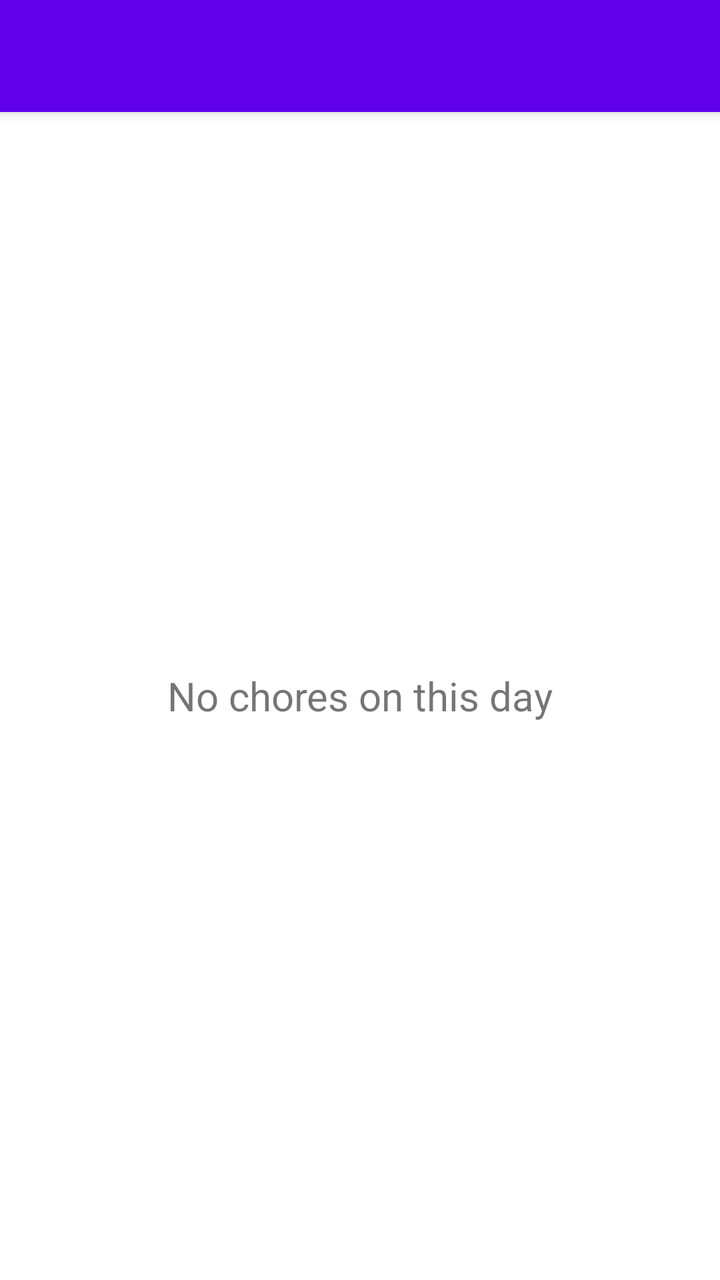
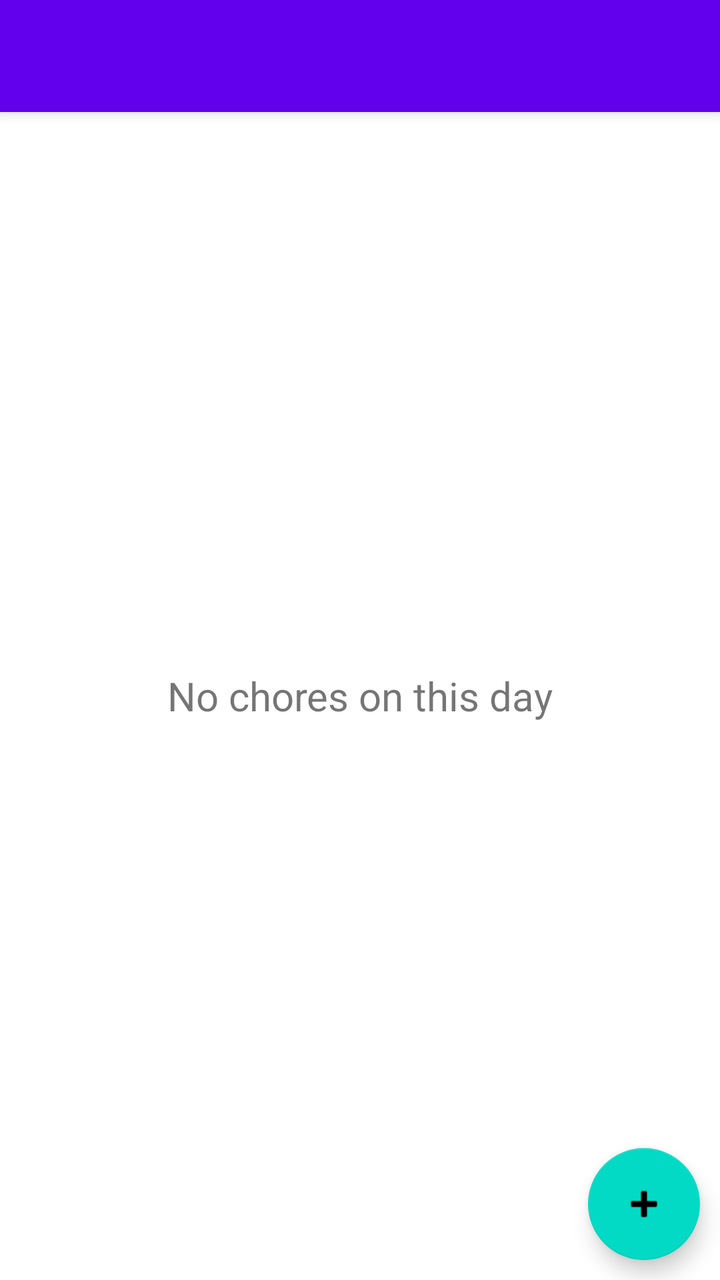

Compare the two renders of this Android layout. The source of the first and the diff that turns it into the second are given below.
<!-- AndroidManifest.xml: activity theme Theme.ChoresRPG.NoActionBar -->
<!-- res/layout/activity_day.xml -->
<?xml version="1.0" encoding="utf-8"?>
<androidx.coordinatorlayout.widget.CoordinatorLayout xmlns:android="http://schemas.android.com/apk/res/android"
    xmlns:app="http://schemas.android.com/apk/res-auto"
    xmlns:tools="http://schemas.android.com/tools"
    android:layout_width="match_parent"
    android:layout_height="match_parent"
    tools:context=".DayActivity">

    <com.google.android.material.appbar.AppBarLayout
        android:id="@+id/app_bar"
        android:layout_width="match_parent"
        android:layout_height="wrap_content"
        android:background="?attr/colorPrimaryVariant"
        android:theme="@style/Theme.ChoresRPG.AppBarOverlay">

        <androidx.appcompat.widget.Toolbar
            android:id="@+id/toolbar"
            android:layout_width="match_parent"
            android:layout_height="?attr/actionBarSize"
            android:background="?attr/colorPrimary"
            app:popupTheme="@style/Theme.ChoresRPG.PopupOverlay" />

    </com.google.android.material.appbar.AppBarLayout>

    <FrameLayout
        android:id="@+id/content_day"
        android:layout_width="match_parent"
        android:layout_height="match_parent"
        app:layout_behavior="@string/appbar_scrolling_view_behavior">

        <ListView
            android:id="@+id/day_chores_list"
            android:layout_width="match_parent"
            android:layout_height="match_parent" />

        <TextView
            android:id="@+id/no_chores_text"
            android:layout_width="match_parent"
            android:layout_height="match_parent"
            android:gravity="center"
            android:text="@string/no_chores_on_day"
            android:textSize="@dimen/normal_text_size" />

    </FrameLayout>

</androidx.coordinatorlayout.widget.CoordinatorLayout>
<!-- resources referenced by this layout -->
<resources>
  <dimen name="normal_text_size">20sp</dimen>
  <string name="no_chores_on_day">No chores on this day</string>
  <style name="Theme.ChoresRPG.AppBarOverlay" parent="ThemeOverlay.AppCompat.Dark.ActionBar" />
  <style name="Theme.ChoresRPG.PopupOverlay" parent="ThemeOverlay.AppCompat.Light" />
  <style name="Theme.ChoresRPG.NoActionBar">
          <item name="windowActionBar">false</item>
          <item name="windowNoTitle">true</item>
      </style>
</resources>

<!-- the commit's change to res/layout/activity_day.xml (unified diff, before → after) -->
@@ -31,7 +31,9 @@
         <ListView
             android:id="@+id/day_chores_list"
             android:layout_width="match_parent"
-            android:layout_height="match_parent" />
+            android:layout_height="match_parent"
+            android:clipToPadding="false"
+            android:paddingBottom="@dimen/chore_list_bottom_padding" />
 
         <TextView
             android:id="@+id/no_chores_text"
@@ -43,4 +45,16 @@
 
     </FrameLayout>
 
+    <com.google.android.material.floatingactionbutton.FloatingActionButton
+        android:id="@+id/add_chore_fab"
+        android:layout_width="wrap_content"
+        android:layout_height="wrap_content"
+        android:layout_gravity="bottom|end"
+        android:layout_marginEnd="10dp"
+        android:layout_marginBottom="10dp"
+        android:contentDescription="@string/add_chore"
+        android:cropToPadding="false"
+        app:fabSize="auto"
+        app:srcCompat="@android:drawable/ic_input_add" />
+
 </androidx.coordinatorlayout.widget.CoordinatorLayout>
<!-- resource entries referenced after the edit -->
@@ -1,6 +1,8 @@
 <!-- resources referenced by this layout -->
 <resources>
+  <dimen name="chore_list_bottom_padding">88dp</dimen>
   <dimen name="normal_text_size">20sp</dimen>
+  <string name="add_chore">Add a new chore</string>
   <string name="no_chores_on_day">No chores on this day</string>
   <style name="Theme.ChoresRPG.AppBarOverlay" parent="ThemeOverlay.AppCompat.Dark.ActionBar" />
   <style name="Theme.ChoresRPG.PopupOverlay" parent="ThemeOverlay.AppCompat.Light" />
